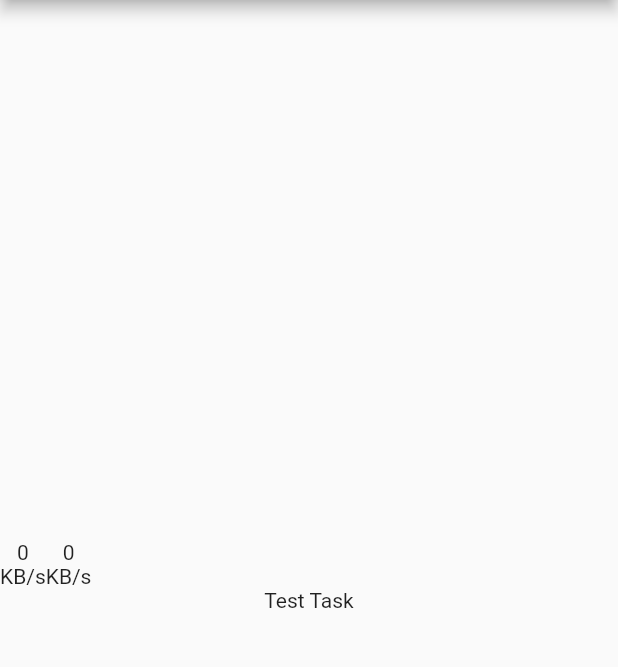
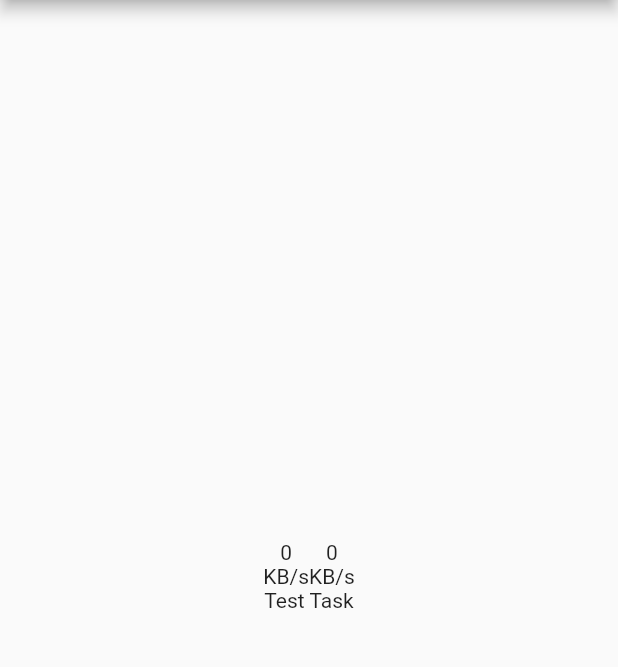
Before and after one commit to yymin1022/SynoDS_Flutter_Legacy, a Flutter app: the screen it shows after launch, on a phone screen of 412 x 824 dp, the part 84-751 px from its top. Run offline on Flutter 3.47's test engine with Material 2 defaults, Android fonts, the phone set to English and light mode, and no system bars.

Commit message:
Update main.dart : Adjust Alignment

```diff
--- a/lib/main.dart
+++ b/lib/main.dart
@@ -19,13 +19,15 @@ class DSApp extends StatelessWidget {
           title: Text("SynoDS"),
         ),
         body: SafeArea(
+          child: Center(
             child: Column(
               mainAxisAlignment: MainAxisAlignment.center,
               crossAxisAlignment: CrossAxisAlignment.center,
               children: [
-              StatusView(),
-              TaskView()
+                const StatusView(),
+                const TaskView()
               ]
+            )
           )
         )
       )
@@ -51,6 +53,8 @@ class _StatusViewState extends State<StatusView> {
       crossAxisAlignment: CrossAxisAlignment.center,
       children: <Widget>[
         Row(
+          mainAxisAlignment: MainAxisAlignment.center,
+          crossAxisAlignment: CrossAxisAlignment.center,
           children: <Widget>[
             Column(
               children: [
@@ -86,14 +90,12 @@ class _TaskViewState extends State<TaskView> {
 
   @override
   Widget build(BuildContext context) {
-    return Center(
-      child: Column(
+    return Column(
       mainAxisAlignment: MainAxisAlignment.center,
       crossAxisAlignment: CrossAxisAlignment.center,
       children: <Widget>[
         Text("$_taskTitle")
       ],
-      )
     );
   }
 }
```
Lines whose indentation alone changed are shown as unchanged.
